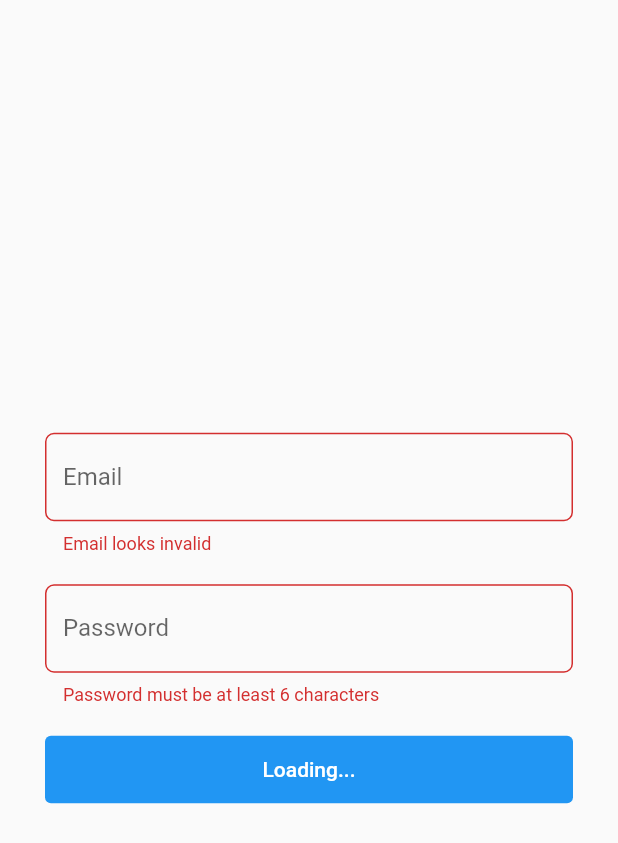
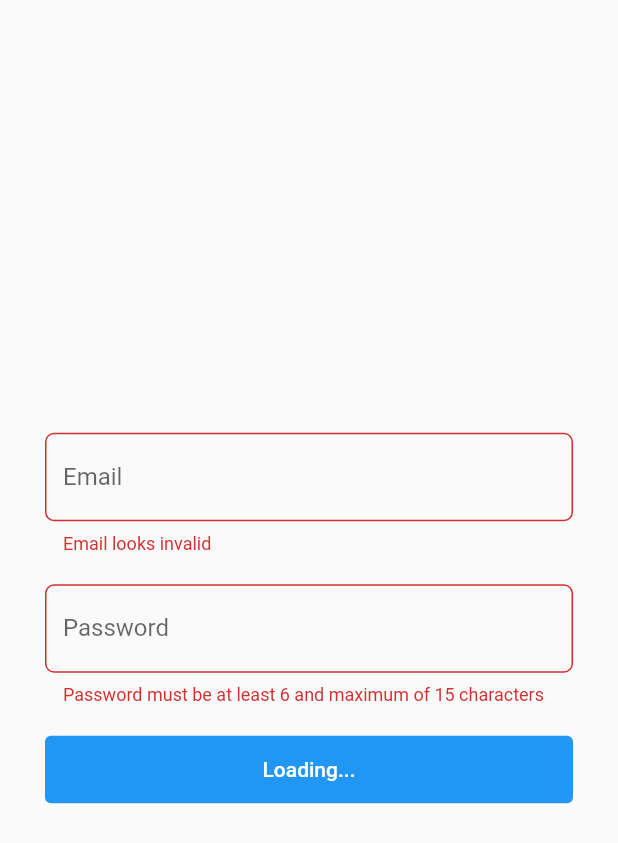
Before and after one commit to thiagopaim/flutter_token, a Flutter app: the screen it shows after launch, after a tap on "Access", on a phone screen of 412 x 824 dp. Shown: the top 843 px of the screen. Run offline on Flutter 3.47's test engine with Material 2 defaults, Android fonts, the phone set to English and light mode, and no system bars; our stand-ins replace dio, flutter_dotenv, shared_preferences.

Commit message:
update password validator regex

```diff
--- a/lib/core/validator.dart
+++ b/lib/core/validator.dart
@@ -8,9 +8,9 @@ class Validate {
   }
 
   static String? password(String password) {
-    Pattern pattern = r'^.{6,}$';
+    Pattern pattern = r'^(?=.*\d)(?=.*[a-z])(?=.*[A-Z])(?!.*\s).{6,15}$';
     RegExp regex = RegExp(pattern as String);
     if (regex.hasMatch(password)) return null;
-    return 'Password must be at least 6 characters';
+    return 'Password must be at least 6 and maximum of 15 characters';
   }
 }
```
